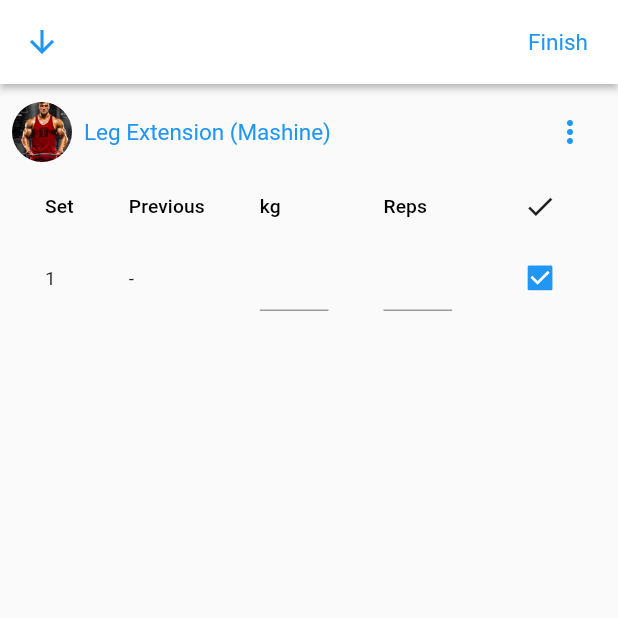
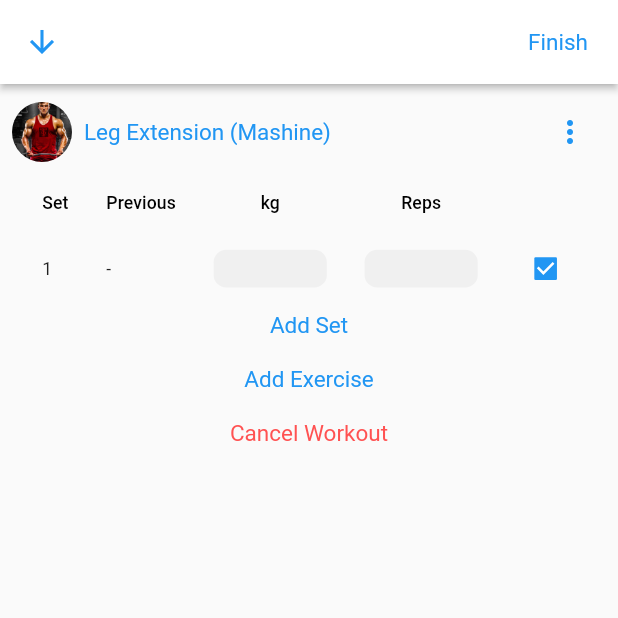
Before and after one commit to DVeneris/training_logger, a Flutter app: the SingleWorkout screen opened directly, on a phone screen of 412 x 824 dp, the top half of it. Run offline on Flutter 3.47's test engine with Material 2 defaults, Android fonts, the light colour scheme and no system bars.

Commit message:
exercise list

```diff
--- a/lib/main.dart
+++ b/lib/main.dart
@@ -1,4 +1,5 @@
 import 'package:flutter/material.dart';
+import 'package:training_tracker/widgets/exercise_list.dart';
 import 'package:training_tracker/widgets/history_page.dart';
 import 'package:training_tracker/widgets/workout.dart';
 import 'package:training_tracker/widgets/workout_history_card.dart';
@@ -34,6 +35,6 @@ class MyHomePage extends StatefulWidget {
 class _MyHomePageState extends State<MyHomePage> {
   @override
   Widget build(BuildContext context) {
-    return const SingleWorkout();
+    return const ExcerciseList();
   }
 }
--- a/lib/widgets/workout.dart
+++ b/lib/widgets/workout.dart
@@ -76,7 +76,7 @@ class SingleWorkout extends StatelessWidget {
               data:
                   Theme.of(context).copyWith(dividerColor: Colors.transparent),
               child: DataTable(
-                columnSpacing: 40,
+                columnSpacing: 30,
                 columns: const <DataColumn>[
                   DataColumn(
                     label: Expanded(
@@ -97,6 +97,7 @@ class SingleWorkout extends StatelessWidget {
                   DataColumn(
                     label: Expanded(
                       child: Text(
+                        textAlign: TextAlign.center,
                         'kg',
                         style: TextStyle(fontStyle: FontStyle.normal),
                       ),
@@ -105,6 +106,7 @@ class SingleWorkout extends StatelessWidget {
                   DataColumn(
                     label: Expanded(
                       child: Text(
+                        textAlign: TextAlign.center,
                         'Reps',
                         style: TextStyle(fontStyle: FontStyle.normal),
                       ),
@@ -112,7 +114,7 @@ class SingleWorkout extends StatelessWidget {
                   ),
                   DataColumn(
                     label: Expanded(
-                      child: Icon(Icons.check),
+                      child: Text(''),
                     ),
                   ),
                 ],
@@ -121,25 +123,53 @@ class SingleWorkout extends StatelessWidget {
                     cells: <DataCell>[
                       const DataCell(Text('1')),
                       const DataCell(Text('-')),
-                      const DataCell(
-                        SizedBox(
-                            width: 50,
-                            child: TextField(
+                      DataCell(
+                        Container(
+                          width: 90,
+                          height: 30,
+                          child: const TextField(
+                            textAlign: TextAlign.center,
                             maxLength: 5,
                             decoration: InputDecoration(
+                              filled: true,
+                              border: OutlineInputBorder(
+                                borderRadius:
+                                    BorderRadius.all(Radius.circular(10.0)),
+                                borderSide: BorderSide.none,
+                              ),
+                              focusedBorder: OutlineInputBorder(
+                                borderRadius:
+                                    BorderRadius.all(Radius.circular(10.0)),
+                                borderSide: BorderSide.none,
+                              ),
                               counterText: "",
                             ),
-                            )),
                           ),
-                      const DataCell(
-                        SizedBox(
-                            width: 50,
-                            child: TextField(
+                        ),
+                      ),
+                      DataCell(
+                        Container(
+                          width: 90,
+                          height: 30,
+                          child: const TextField(
+                            textAlign: TextAlign.center,
                             maxLength: 5,
                             decoration: InputDecoration(
+                              filled: true,
+                              border: OutlineInputBorder(
+                                borderRadius:
+                                    BorderRadius.all(Radius.circular(10.0)),
+                                borderSide: BorderSide.none,
+                              ),
+                              focusedBorder: OutlineInputBorder(
+                                borderRadius:
+                                    BorderRadius.all(Radius.circular(10.0)),
+                                borderSide: BorderSide.none,
+                              ),
                               counterText: "",
                             ),
-                            )),
+                          ),
+                        ),
                       ),
                       DataCell(Checkbox(
                           value: true, onChanged: (bool? onChanged) {})),
@@ -148,6 +178,54 @@ class SingleWorkout extends StatelessWidget {
                 ],
               ),
             ),
+          ),
+          Row(
+            mainAxisAlignment: MainAxisAlignment.center,
+            children: const [
+              Padding(
+                padding: EdgeInsets.only(top: 9.0, bottom: 9),
+                child: Text(
+                  "Add Set",
+                  style: TextStyle(
+                    color: Colors.blue,
+                    fontWeight: FontWeight.normal,
+                    fontSize: 15,
+                  ),
+                ),
+              ),
+            ],
+          ),
+          Row(
+            mainAxisAlignment: MainAxisAlignment.center,
+            children: const [
+              Padding(
+                padding: EdgeInsets.only(top: 9.0, bottom: 9),
+                child: Text(
+                  "Add Exercise",
+                  style: TextStyle(
+                    color: Colors.blue,
+                    fontWeight: FontWeight.normal,
+                    fontSize: 15,
+                  ),
+                ),
+              ),
+            ],
+          ),
+          Row(
+            mainAxisAlignment: MainAxisAlignment.center,
+            children: const [
+              Padding(
+                padding: EdgeInsets.only(top: 9.0, bottom: 9),
+                child: Text(
+                  "Cancel Workout",
+                  style: TextStyle(
+                    color: Colors.redAccent,
+                    fontWeight: FontWeight.normal,
+                    fontSize: 15,
+                  ),
+                ),
+              ),
+            ],
           )
         ]),
       ),
```
Also changed, not shown: lib/widgets/exercise_list.dart (added, +109 -0 lines). Lines whose indentation alone changed are shown as unchanged.
